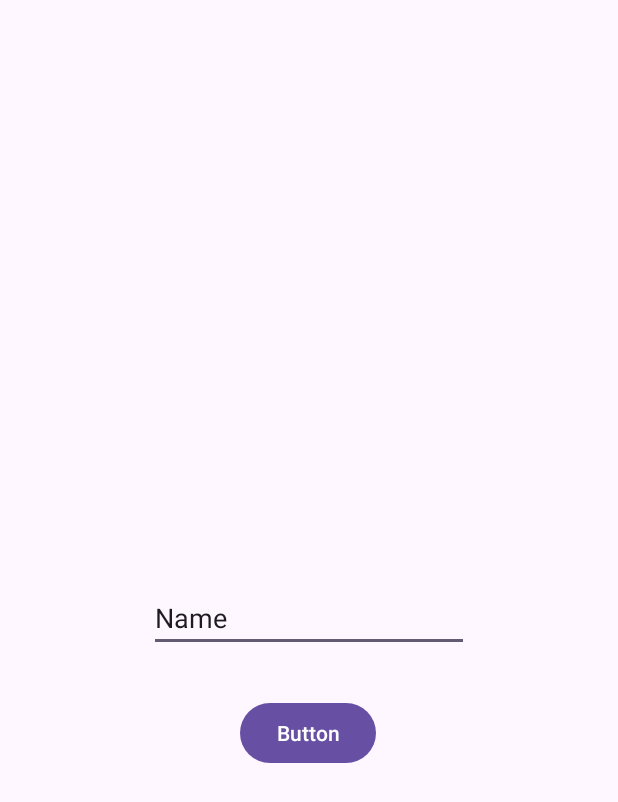
After one commit to Calcifer2002/Trace-n-Learn--typ, an Android app: the layout activity_user.xml on its own in the app's theme, with its tools: preview values and no code run, on a phone screen of 412 x 824 dp. The commit adds this screen. Shown: the top 802 px of the screen. Run offline under Robolectric (Android 15) with nearby library versions, the phone set to English and light mode, and no system bars.

Commit message:
adds user name

```diff
--- a/app/src/main/AndroidManifest.xml
+++ b/app/src/main/AndroidManifest.xml
@@ -1,7 +1,9 @@
 <?xml version="1.0" encoding="utf-8"?>
 <manifest xmlns:android="http://schemas.android.com/apk/res/android"
     xmlns:tools="http://schemas.android.com/tools">
+
     <uses-permission android:name="android.permission.INTERNET" />
+
     <application
         android:allowBackup="true"
         android:dataExtractionRules="@xml/data_extraction_rules"
@@ -12,6 +14,9 @@
         android:supportsRtl="true"
         android:theme="@style/Theme.Tracenlearn"
         tools:targetApi="31">
+        <activity
+            android:name=".UserActivity"
+            android:exported="false" />
         <activity
             android:name=".MainActivity"
             android:exported="true">
--- a/app/src/main/java/com/yp/tracenlearn/MainActivity.java
+++ b/app/src/main/java/com/yp/tracenlearn/MainActivity.java
@@ -76,6 +76,7 @@ public class MainActivity extends AppCompatActivity {
                     public void onComplete(@NonNull Task<AuthResult> task) {
                         if (task.isSuccessful()) {
 
+
                             Intent i = new Intent(MainActivity.this, UserActivity.class);
                             startActivity(i);
                             finish();
--- /dev/null
+++ b/app/src/main/res/layout/activity_user.xml
@@ -0,0 +1,32 @@
+<?xml version="1.0" encoding="utf-8"?>
+<androidx.constraintlayout.widget.ConstraintLayout xmlns:android="http://schemas.android.com/apk/res/android"
+    xmlns:app="http://schemas.android.com/apk/res-auto"
+    xmlns:tools="http://schemas.android.com/tools"
+    android:layout_width="match_parent"
+    android:layout_height="match_parent"
+    tools:context=".UserActivity">
+
+    <EditText
+        android:id="@+id/editName"
+        android:layout_width="wrap_content"
+        android:layout_height="wrap_content"
+        android:ems="10"
+        android:inputType="text"
+        android:text="Name"
+        app:layout_constraintBottom_toBottomOf="parent"
+        app:layout_constraintEnd_toEndOf="parent"
+        app:layout_constraintStart_toStartOf="parent"
+        app:layout_constraintTop_toTopOf="parent" />
+
+    <Button
+        android:id="@+id/sendUserButton"
+        android:layout_width="wrap_content"
+        android:layout_height="wrap_content"
+        android:text="Button"
+        app:layout_constraintBottom_toBottomOf="parent"
+        app:layout_constraintEnd_toEndOf="@+id/editName"
+        app:layout_constraintHorizontal_bias="0.495"
+        app:layout_constraintStart_toStartOf="@+id/editName"
+        app:layout_constraintTop_toBottomOf="@+id/editName"
+        app:layout_constraintVertical_bias="0.088" />
+</androidx.constraintlayout.widget.ConstraintLayout>
```
Also changed, not shown: app/src/main/java/com/yp/tracenlearn/UserActivity.java (+39 -1 lines).
